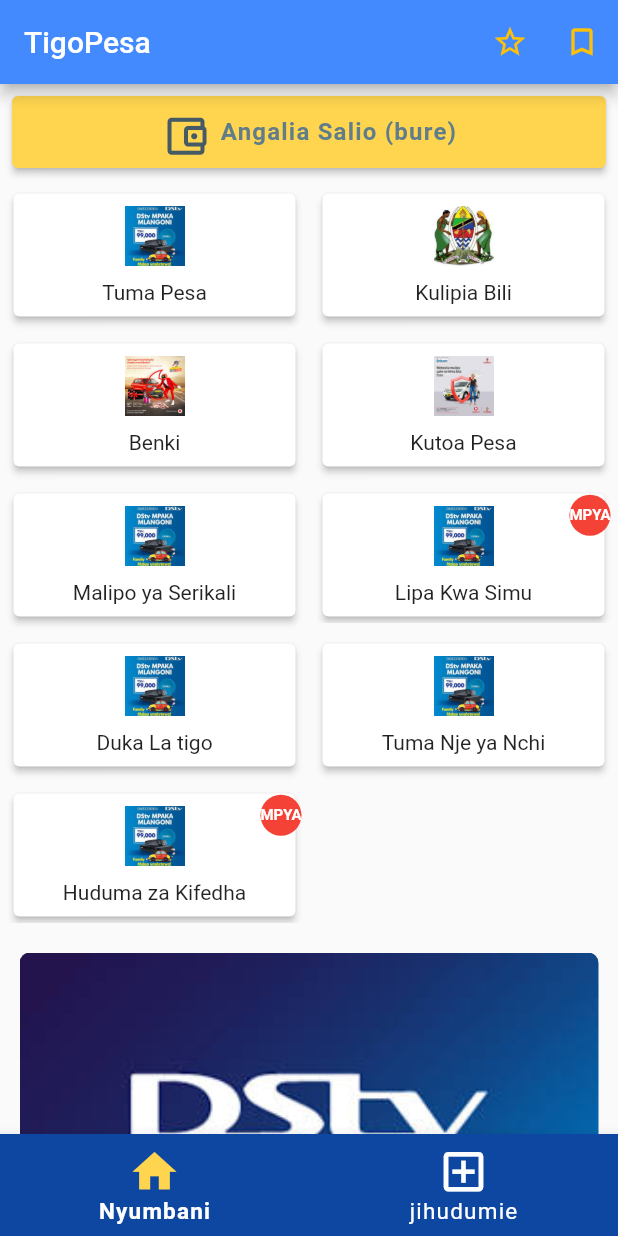
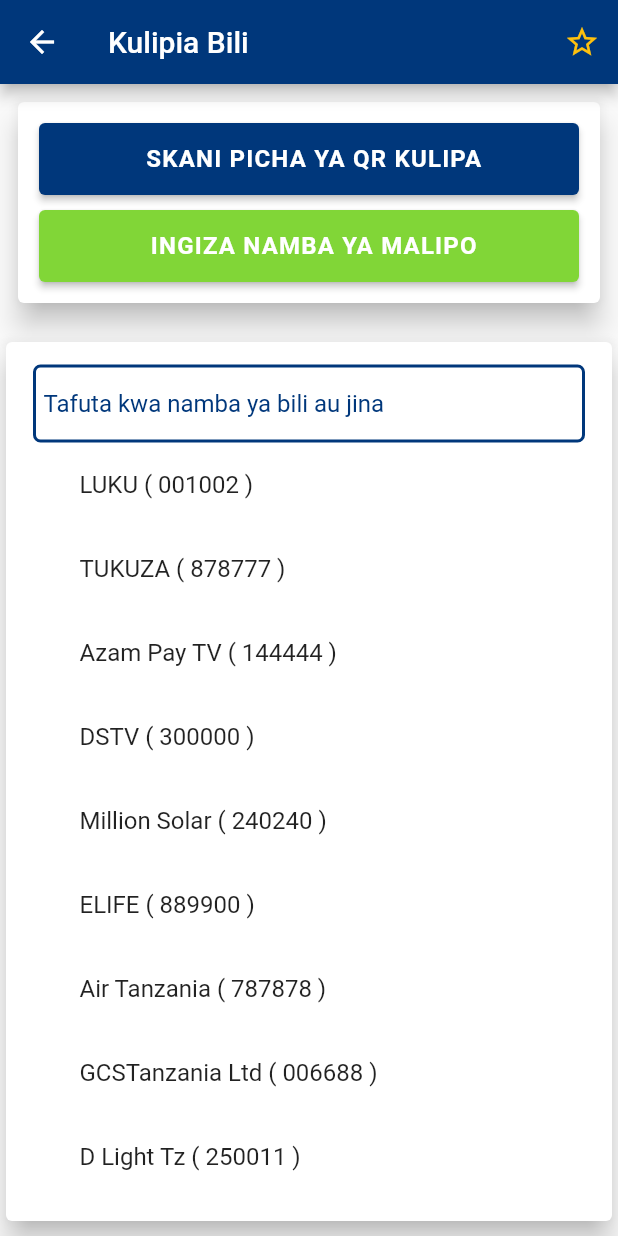
Before and after one commit to Mideny21/tigopesa_ui, a Flutter app: the screen it shows after launch, after a tap on "Kulipia Bili", on a phone screen of 412 x 824 dp. Run offline on Flutter 3.47's test engine with Material 2 defaults, Android fonts, the light colour scheme and no system bars; our stand-ins replace badges, smooth_page_indicator; missing offline and left inert: dart:ffi.

Commit message:
kulipia bili

```diff
--- a/lib/components/service_panel.dart
+++ b/lib/components/service_panel.dart
@@ -6,6 +6,8 @@
 
 import '../data/services.dart';
 import '../pages/benki/choosebank.dart';
+import '../pages/chagua_bill.dart';
+import '../pages/toa_pesa.dart';
 import '../pages/tuma_pesa.dart';
 
 class ServicePanel extends StatefulWidget {
@@ -16,7 +18,6 @@
 }
 
 class _ServicePanelState extends State<ServicePanel> {
-
   String dropdownValue = 'Tigo Pesa';
   @override
   Widget build(BuildContext context) {
@@ -52,6 +53,12 @@
                           break;
                         case 'Benki':
                           nextScreen(context, const ChaguaBank());
+                          break;
+                        case 'Kutoa Pesa':
+                          nextScreen(context, const ToaPesaScreen());
+                          break;
+                        case 'Kulipia Bili':
+                          nextScreen(context, const ChaguaBillScreen());
                           break;
                         default:
                       }
--- /dev/null
+++ b/lib/pages/chagua_bill.dart
@@ -0,0 +1,116 @@
+import 'package:flutter/material.dart';
+import 'package:tigo_pesa/utils/helpers.dart';
+
+import '../utils/colors.dart';
+import '../widgets/appBar.dart';
+import '../widgets/custom_button.dart';
+import 'kulipia_bill.dart';
+
+class ChaguaBillScreen extends StatefulWidget {
+  const ChaguaBillScreen({super.key});
+
+  @override
+  State<ChaguaBillScreen> createState() => _ChaguaBillScreenState();
+}
+
+class _ChaguaBillScreenState extends State<ChaguaBillScreen> {
+  List<Map> listofbusiness = [
+    {'name': "LUKU", 'number': '001002'},
+    {'name': "TUKUZA", 'number': '878777'},
+    {'name': "Azam Pay TV", 'number': '144444'},
+    {'name': "DSTV", 'number': '300000'},
+    {'name': "Million Solar", 'number': '240240'},
+    {'name': "ELIFE", 'number': '889900'},
+    {'name': "Air Tanzania", 'number': '787878'},
+    {'name': "GCSTanzania Ltd", 'number': '006688'},
+    {'name': "D Light Tz", 'number': '250011'}
+  ];
+
+  @override
+  Widget build(BuildContext context) {
+    return Scaffold(
+      appBar: MyAppBar(
+        title: 'Kulipia Bili',
+        actions: [
+          IconButton(
+              icon: const Icon(Icons.star_border_sharp,
+                  color: AppColors.yellowColors),
+              onPressed: () {}),
+        ],
+      ),
+      body: ListView(
+        children: [
+          Padding(
+            padding: const EdgeInsets.all(8.0),
+            child: Card(
+              elevation: 8,
+              child: Padding(
+                padding: const EdgeInsets.all(14.0),
+                child: Column(children: [
+                  CustomButton(
+                      tap: () {},
+                      text: 'SKANI PICHA YA QR KULIPA',
+                      textColor: Colors.white,
+                      color: AppColors.primaryColor),
+                  const SizedBox(height: 10),
+                  CustomButton(
+                      tap: () {},
+                      text: 'INGIZA NAMBA YA MALIPO',
+                      textColor: Colors.white,
+                      color: AppColors.greenButtonColor),
+                ]),
+              ),
+            ),
+          ),
+          const SizedBox(height: 10),
+          Card(
+            elevation: 8,
+            child: Padding(
+              padding:
+                  const EdgeInsets.symmetric(horizontal: 18.0, vertical: 15),
+              child: Column(children: [
+                Container(
+                    decoration: BoxDecoration(
+                        borderRadius: BorderRadius.circular(5),
+                        border: Border.all(
+                            color: AppColors.primaryColor, width: 2)),
+                    child: TextFormField(
+                      decoration: const InputDecoration(
+                        hintText: 'Tafuta kwa namba ya bili au jina',
+                        hintStyle: TextStyle(color: AppColors.primaryColor),
+                        border: InputBorder.none,
+                        focusedBorder: InputBorder.none,
+                        enabledBorder: InputBorder.none,
+                        errorBorder: InputBorder.none,
+                        disabledBorder: InputBorder.none,
+                        contentPadding: EdgeInsets.only(
+                            left: 5, bottom: 5, top: 5, right: 5),
+                      ),
+                    )),
+                Padding(
+                  padding: const EdgeInsets.symmetric(horizontal: 15.0),
+                  child: ListView.builder(
+                      physics: const NeverScrollableScrollPhysics(),
+                      itemCount: listofbusiness.length,
+                      shrinkWrap: true,
+                      itemBuilder: ((context, index) {
+                        return ListTile(
+                          onTap: () => nextScreen(
+                              context,
+                              KulipiaBillScreen(
+                                title: listofbusiness[index]['name'],
+                                controlnumber: listofbusiness[index]['number'],
+                              )),
+                          title: Text(
+                              '${listofbusiness[index]['name']} ( ${listofbusiness[index]['number']} )'),
+                        );
+                      })),
+                )
+              ]),
+            ),
+          )
+        ],
+      ),
+    );
+  }
+}
--- a/lib/pages/home_screen.dart
+++ b/lib/pages/home_screen.dart
@@ -1,4 +1,5 @@
 import 'package:flutter/material.dart';
+import 'package:tigo_pesa/utils/colors.dart';
 
 import '../components/service_panel.dart';
 import '../components/slider_ad.dart';
@@ -20,7 +21,10 @@
           Padding(
             padding: const EdgeInsets.symmetric(horizontal: 8.0, vertical: 8.0),
             child: CustomButton(
-                leading: true, tap: () {}, text: "Angalia Salio (bure)"),
+                color: AppColors.yellowColors,
+                leading: true,
+                tap: () {},
+                text: "Angalia Salio (bure)"),
           ),
           const ServicePanel(),
           const AdvertisementPanel()
--- a/lib/screens/main_screen.dart
+++ b/lib/screens/main_screen.dart
@@ -67,7 +67,7 @@
         showSelectedLabels: true,
         showUnselectedLabels: true,
         unselectedLabelStyle: const TextStyle(color: Colors.white),
-        backgroundColor: Colors.blue[900],
+        backgroundColor: AppColors.primaryColor,
         selectedIconTheme: const IconThemeData(color: AppColors.yellowColors),
         // type: BottomNavigationBarType.fixed,
         selectedItemColor: Colors.white,
--- a/lib/utils/colors.dart
+++ b/lib/utils/colors.dart
@@ -1,6 +1,7 @@
 import 'package:flutter/material.dart';
 
 class AppColors {
-  static const yellowColors = Color.fromRGBO(255, 213, 79, 1);
-  static const primaryColor = Color.fromRGBO(1, 87, 155, 1);
+  static const yellowColors = Color(0xffffc10d);
+  static const primaryColor = Color(0xff00377b);
+  static const greenButtonColor = Color(0xff81d637);
 }
--- a/lib/widgets/appBar.dart
+++ b/lib/widgets/appBar.dart
@@ -1,4 +1,5 @@
 import 'package:flutter/material.dart';
+import 'package:tigo_pesa/utils/colors.dart';
 
 class MyAppBar extends StatelessWidget with PreferredSizeWidget {
   final String? title;
@@ -13,7 +14,7 @@
   @override
   Widget build(BuildContext context) {
     return AppBar(
-      backgroundColor: Colors.blueAccent,
+      backgroundColor: AppColors.primaryColor,
       title: Text(title!),
       actions: actions,
     );
```
Also changed, not shown: lib/pages/benki/choosebank.dart (+2 -5 lines), lib/pages/benki/kwendaBenki.dart (+56 -35 lines), lib/pages/benki/listofbanks.dart (added, +68 -0 lines), lib/pages/kulipia_bill.dart (added, +113 -0 lines), lib/pages/toa_pesa.dart (added, +73 -0 lines), lib/pages/tuma_pesa.dart (+2 -40 lines), lib/widgets/input_forms.dart (added, +42 -0 lines).
